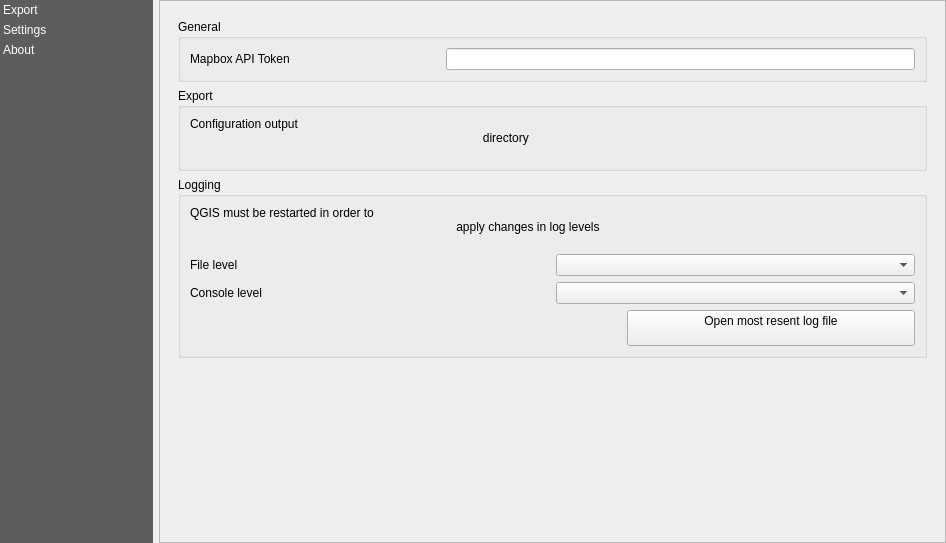
This is UnfoldedStudio/resources/ui/unfolded_dialog.ui in foursquare/qgis-plugin as Qt 5 draws it before an edit. The edited form follows.
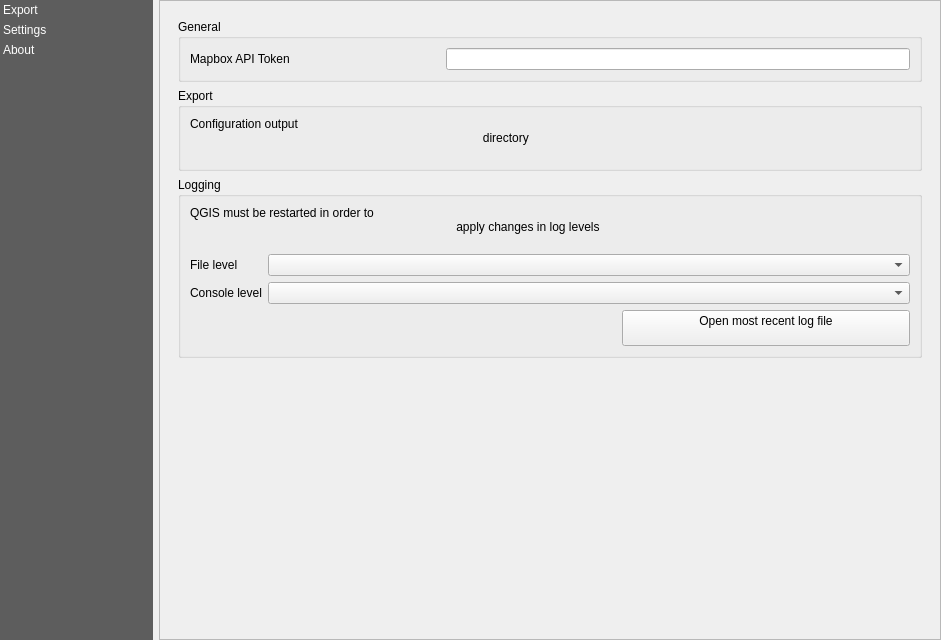
This is the edited form. The open tabs and pages were chosen to show the change. Custom widgets are drawn as their Qt base class.

Patch:
```diff
--- a/UnfoldedStudio/resources/ui/unfolded_dialog.ui
+++ b/UnfoldedStudio/resources/ui/unfolded_dialog.ui
@@ -9,10 +9,16 @@
             <rect>
                 <x>0</x>
                 <y>0</y>
-                <width>946</width>
-                <height>543</height>
+                <width>941</width>
+                <height>640</height>
             </rect>
         </property>
+        <property name="minimumSize">
+            <size>
+                <width>640</width>
+                <height>640</height>
+            </size>
+        </property>
         <property name="windowTitle">
             <string>Unfolded Studio</string>
         </property>
@@ -104,6 +110,12 @@
                 <layout class="QVBoxLayout" name="verticalLayout">
                     <item>
                         <widget class="QScrollArea" name="scrollArea">
+                            <property name="minimumSize">
+                                <size>
+                                    <width>640</width>
+                                    <height>0</height>
+                                </size>
+                            </property>
                             <property name="widgetResizable">
                                 <bool>true</bool>
                             </property>
@@ -112,8 +124,8 @@
                                     <rect>
                                         <x>0</x>
                                         <y>0</y>
-                                        <width>783</width>
-                                        <height>539</height>
+                                        <width>778</width>
+                                        <height>636</height>
                                     </rect>
                                 </property>
                                 <property name="minimumSize">
@@ -443,19 +455,7 @@
                                                                     </widget>
                                                                 </item>
                                                                 <item>
-                                                                    <layout class="QGridLayout" name="gridLayout_5">
-                                                                        <item row="1" column="0">
-                                                                            <widget class="QLabel"
-                                                                                    name="label_level_console">
-                                                                                <property name="text">
-                                                                                    <string>Console level</string>
-                                                                                </property>
-                                                                            </widget>
-                                                                        </item>
-                                                                        <item row="1" column="1">
-                                                                            <widget class="QComboBox"
-                                                                                    name="combo_box_log_level_console"/>
-                                                                        </item>
+                                                                    <layout class="QFormLayout" name="formLayout_4">
                                                                         <item row="0" column="0">
                                                                             <widget class="QLabel"
                                                                                     name="label_level_file">
@@ -468,6 +468,18 @@
                                                                             <widget class="QComboBox"
                                                                                     name="combo_box_log_level_file"/>
                                                                         </item>
+                                                                        <item row="1" column="0">
+                                                                            <widget class="QLabel"
+                                                                                    name="label_level_console">
+                                                                                <property name="text">
+                                                                                    <string>Console level</string>
+                                                                                </property>
+                                                                            </widget>
+                                                                        </item>
+                                                                        <item row="1" column="1">
+                                                                            <widget class="QComboBox"
+                                                                                    name="combo_box_log_level_console"/>
+                                                                        </item>
                                                                     </layout>
                                                                 </item>
                                                                 <item>
@@ -490,7 +502,7 @@
                                                                             <widget class="QPushButton"
                                                                                     name="btn_open_log">
                                                                                 <property name="text">
-                                                                                    <string>Open most resent log file
+                                                                                    <string>Open most recent log file
                                                                                     </string>
                                                                                 </property>
                                                                             </widget>
```
Left out of the diff: 13 changed lines with no effect on the pictures.
